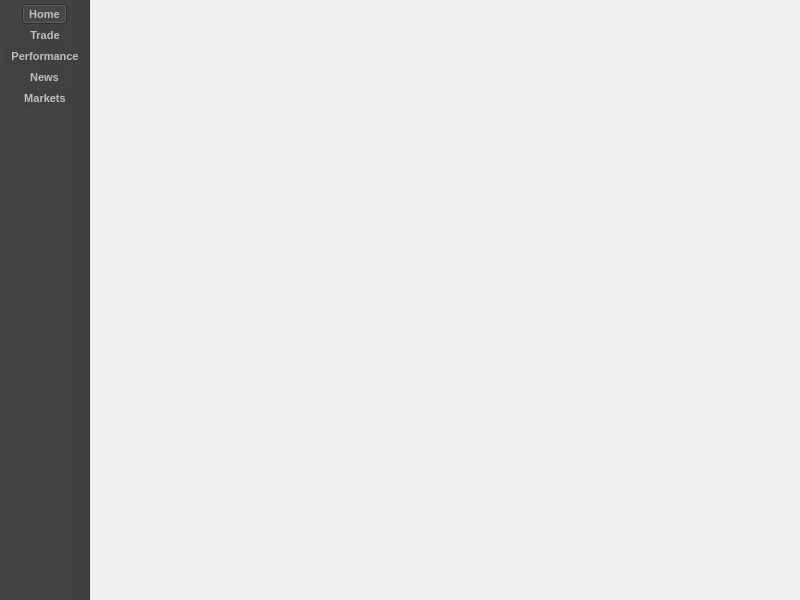
Qt form src/gui/mainwindow.ui (guruprerana/trading-platform-pp) before a commit.
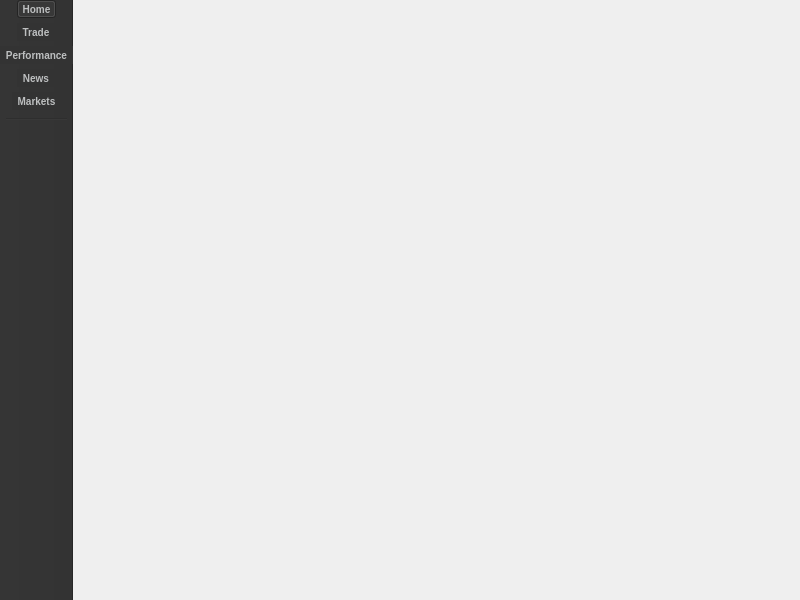
The same form after that commit. Icons and pictures are not drawn.

Commit message: Change navbar icons

Diff of the .ui file:
```diff
--- a/src/gui/mainwindow.ui
+++ b/src/gui/mainwindow.ui
@@ -10,18 +10,17 @@
     <height>600</height>
    </rect>
   </property>
+  <property name="font">
+   <font>
+    <kerning>true</kerning>
+   </font>
+  </property>
   <property name="windowTitle">
    <string>MainWindow</string>
   </property>
   <property name="styleSheet">
    <string notr="true"/>
   </property>
-  <property name="iconSize">
-   <size>
-    <width>64</width>
-    <height>40</height>
-   </size>
-  </property>
   <property name="toolButtonStyle">
    <enum>Qt::ToolButtonTextUnderIcon</enum>
   </property>
@@ -53,11 +52,11 @@
     <bool>false</bool>
    </property>
    <property name="styleSheet">
-    <string notr="true">background-color: rgb(64, 65, 66);
+    <string notr="true">background-color: rgb(51,51,51);
 color: rgb(189, 191, 192);
 font-weight: bold;
-font-size: 11px;
-</string>
+font-size: 10px;
+spacing: 5px;</string>
    </property>
    <property name="movable">
     <bool>false</bool>
@@ -67,7 +66,7 @@
    </property>
    <property name="iconSize">
     <size>
-     <width>80</width>
+     <width>64</width>
      <height>40</height>
     </size>
    </property>
@@ -85,6 +84,7 @@
    <addaction name="actionPerformance"/>
    <addaction name="actionNews"/>
    <addaction name="actionMarkets"/>
+   <addaction name="separator"/>
   </widget>
   <action name="actionHome">
    <property name="checkable">
```
Left out of the diff: 15 changed lines with no effect on the pictures. The commit also changes 17 other files.
